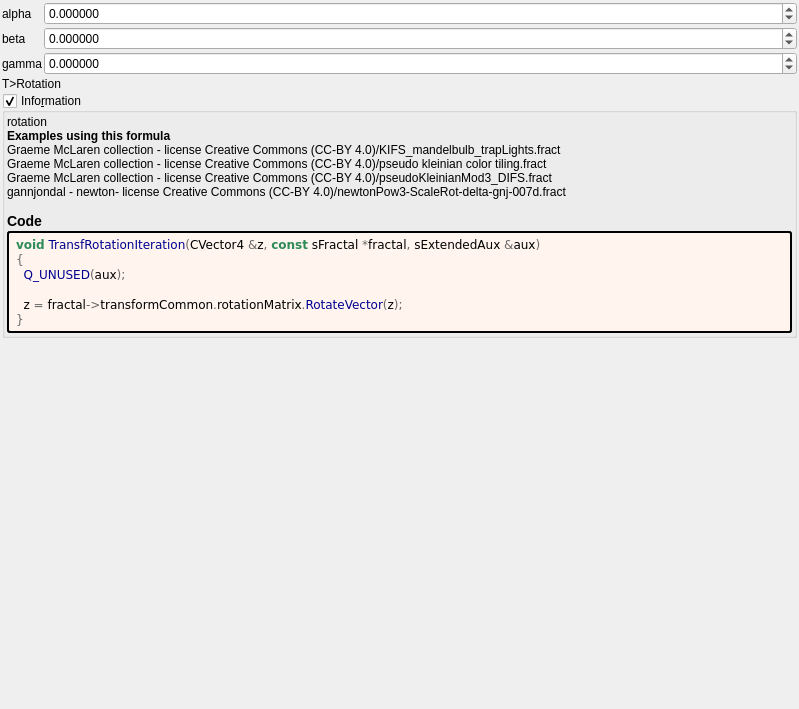
Old version of the form mandelbulber2/deploy/share/mandelbulber2/formula/ui/transf_rotation.ui in the repository irinox-ctrl/mandelbulber2.
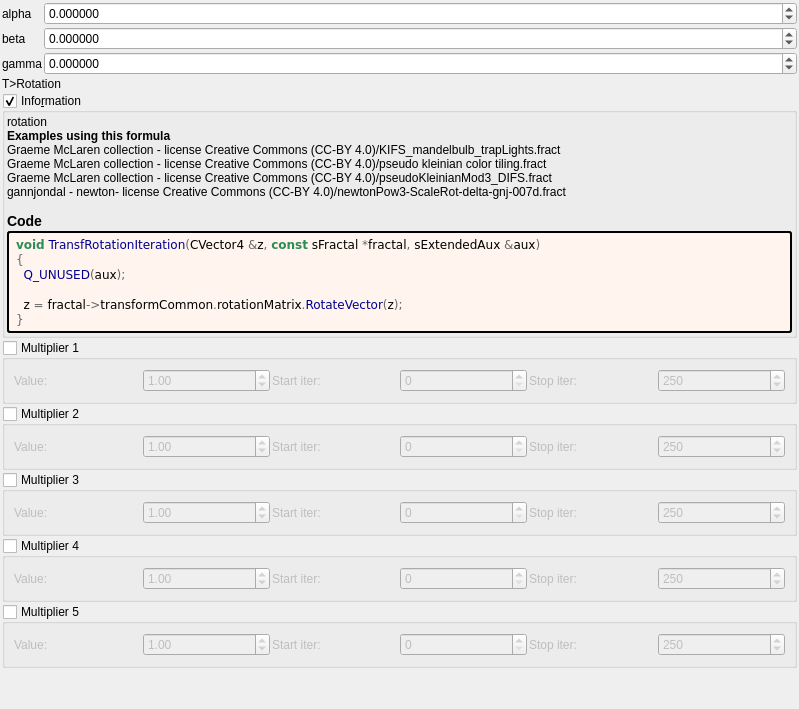
New version of the form. Custom widgets are drawn as their Qt base class.

Commit message:
feat: add 5 general-purpose multipliers to all 1007 fractal formulas
Each multiplier has:
- Checkbox (OFF by default)
- Value spinbox (default 1.0, range -100 to 100)
- Iteration start/stop range

Logic: z *= value; DE *= |value|;

Uses existing transformCommon parameters:
- Checkboxes: functionEnabledBx/By/Bz/Bw/CzFalse
- Values: scale4/5/6/8/16
- Ranges: startIterationsB-F/stopIterationsB-F

Modified 1007 .cpp (CPU), 1006 .cl (GPU), 1023 .ui files.
Both source (formula/) and deploy (deploy/share/) copies updated.

```diff
--- a/mandelbulber2/deploy/share/mandelbulber2/formula/ui/transf_rotation.ui
+++ b/mandelbulber2/deploy/share/mandelbulber2/formula/ui/transf_rotation.ui
@@ -223,6 +223,192 @@
      </layout>
     </widget>
    </item>
+   <item>
+    <widget class="MyGroupBox" name="groupCheck_transf_function_enabledBx_false">
+     <property name="title"><string>Multiplier 1</string></property>
+     <property name="checkable"><bool>true</bool></property>
+     <property name="checked"><bool>false</bool></property>
+     <layout class="QGridLayout" name="gridLayout_mult1">
+      <property name="spacing"><number>2</number></property>
+      <item row="0" column="0">
+       <widget class="QLabel"><property name="text"><string>Value:</string></property></widget>
+      </item>
+      <item row="0" column="1">
+       <widget class="MyDoubleSpinBox" name="spinbox_transf_scale_4">
+        <property name="minimum"><double>-100.0</double></property><property name="maximum"><double>100.0</double></property>
+        <property name="singleStep"><double>0.01</double></property><property name="value"><double>1.0</double></property>
+       </widget>
+      </item>
+      <item row="0" column="2">
+       <widget class="QLabel"><property name="text"><string>Start iter:</string></property></widget>
+      </item>
+      <item row="0" column="3">
+       <widget class="MySpinBox" name="spinboxInt_transf_start_iterations_B">
+        <property name="minimum"><number>0</number></property><property name="maximum"><number>10000</number></property>
+        <property name="value"><number>0</number></property>
+       </widget>
+      </item>
+      <item row="0" column="4">
+       <widget class="QLabel"><property name="text"><string>Stop iter:</string></property></widget>
+      </item>
+      <item row="0" column="5">
+       <widget class="MySpinBox" name="spinboxInt_transf_stop_iterations_B">
+        <property name="minimum"><number>0</number></property><property name="maximum"><number>10000</number></property>
+        <property name="value"><number>250</number></property>
+       </widget>
+      </item>
+     </layout>
+    </widget>
+   </item>
+   <item>
+    <widget class="MyGroupBox" name="groupCheck_transf_function_enabledBy_false">
+     <property name="title"><string>Multiplier 2</string></property>
+     <property name="checkable"><bool>true</bool></property>
+     <property name="checked"><bool>false</bool></property>
+     <layout class="QGridLayout" name="gridLayout_mult2">
+      <property name="spacing"><number>2</number></property>
+      <item row="0" column="0">
+       <widget class="QLabel"><property name="text"><string>Value:</string></property></widget>
+      </item>
+      <item row="0" column="1">
+       <widget class="MyDoubleSpinBox" name="spinbox_transf_scale_5">
+        <property name="minimum"><double>-100.0</double></property><property name="maximum"><double>100.0</double></property>
+        <property name="singleStep"><double>0.01</double></property><property name="value"><double>1.0</double></property>
+       </widget>
+      </item>
+      <item row="0" column="2">
+       <widget class="QLabel"><property name="text"><string>Start iter:</string></property></widget>
+      </item>
+      <item row="0" column="3">
+       <widget class="MySpinBox" name="spinboxInt_transf_start_iterations_C">
+        <property name="minimum"><number>0</number></property><property name="maximum"><number>10000</number></property>
+        <property name="value"><number>0</number></property>
+       </widget>
+      </item>
+      <item row="0" column="4">
+       <widget class="QLabel"><property name="text"><string>Stop iter:</string></property></widget>
+      </item>
+      <item row="0" column="5">
+       <widget class="MySpinBox" name="spinboxInt_transf_stop_iterations_C">
+        <property name="minimum"><number>0</number></property><property name="maximum"><number>10000</number></property>
+        <property name="value"><number>250</number></property>
+       </widget>
+      </item>
+     </layout>
+    </widget>
+   </item>
+   <item>
+    <widget class="MyGroupBox" name="groupCheck_transf_function_enabledBz_false">
+     <property name="title"><string>Multiplier 3</string></property>
+     <property name="checkable"><bool>true</bool></property>
+     <property name="checked"><bool>false</bool></property>
+     <layout class="QGridLayout" name="gridLayout_mult3">
+      <property name="spacing"><number>2</number></property>
+      <item row="0" column="0">
+       <widget class="QLabel"><property name="text"><string>Value:</string></property></widget>
+      </item>
+      <item row="0" column="1">
+       <widget class="MyDoubleSpinBox" name="spinbox_transf_scale_6">
+        <property name="minimum"><double>-100.0</double></property><property name="maximum"><double>100.0</double></property>
+        <property name="singleStep"><double>0.01</double></property><property name="value"><double>1.0</double></property>
+       </widget>
+      </item>
+      <item row="0" column="2">
+       <widget class="QLabel"><property name="text"><string>Start iter:</string></property></widget>
+      </item>
+      <item row="0" column="3">
+       <widget class="MySpinBox" name="spinboxInt_transf_start_iterations_D">
+        <property name="minimum"><number>0</number></property><property name="maximum"><number>10000</number></property>
+        <property name="value"><number>0</number></property>
+       </widget>
+      </item>
+      <item row="0" column="4">
+       <widget class="QLabel"><property name="text"><string>Stop iter:</string></property></widget>
+      </item>
+      <item row="0" column="5">
+       <widget class="MySpinBox" name="spinboxInt_transf_stop_iterations_D">
+        <property name="minimum"><number>0</number></property><property name="maximum"><number>10000</number></property>
+        <property name="value"><number>250</number></property>
+       </widget>
+      </item>
+     </layout>
+    </widget>
+   </item>
+   <item>
+    <widget class="MyGroupBox" name="groupCheck_transf_function_enabledBw_false">
+     <property name="title"><string>Multiplier 4</string></property>
+     <property name="checkable"><bool>true</bool></property>
+     <property name="checked"><bool>false</bool></property>
+     <layout class="QGridLayout" name="gridLayout_mult4">
+      <property name="spacing"><number>2</number></property>
+      <item row="0" column="0">
+       <widget class="QLabel"><property name="text"><string>Value:</string></property></widget>
+      </item>
+      <item row="0" column="1">
+       <widget class="MyDoubleSpinBox" name="spinbox_transf_scale_8">
+        <property name="minimum"><double>-100.0</double></property><property name="maximum"><double>100.0</double></property>
+        <property name="singleStep"><double>0.01</double></property><property name="value"><double>1.0</double></property>
+       </widget>
+      </item>
+      <item row="0" column="2">
+       <widget class="QLabel"><property name="text"><string>Start iter:</string></property></widget>
+      </item>
+      <item row="0" column="3">
+       <widget class="MySpinBox" name="spinboxInt_transf_start_iterations_E">
+        <property name="minimum"><number>0</number></property><property name="maximum"><number>10000</number></property>
+        <property name="value"><number>0</number></property>
+       </widget>
+      </item>
+      <item row="0" column="4">
+       <widget class="QLabel"><property name="text"><string>Stop iter:</string></property></widget>
+      </item>
+      <item row="0" column="5">
+       <widget class="MySpinBox" name="spinboxInt_transf_stop_iterations_E">
+        <property name="minimum"><number>0</number></property><property name="maximum"><number>10000</number></property>
+        <property name="value"><number>250</number></property>
+       </widget>
+      </item>
+     </layout>
+    </widget>
+   </item>
+   <item>
+    <widget class="MyGroupBox" name="groupCheck_transf_function_enabledCz_false">
+     <property name="title"><string>Multiplier 5</string></property>
+     <property name="checkable"><bool>true</bool></property>
+     <property name="checked"><bool>false</bool></property>
+     <layout class="QGridLayout" name="gridLayout_mult5">
+      <property name="spacing"><number>2</number></property>
+      <item row="0" column="0">
+       <widget class="QLabel"><property name="text"><string>Value:</string></property></widget>
+      </item>
+      <item row="0" column="1">
+       <widget class="MyDoubleSpinBox" name="spinbox_transf_scale_16">
+        <property name="minimum"><double>-100.0</double></property><property name="maximum"><double>100.0</double></property>
+        <property name="singleStep"><double>0.01</double></property><property name="value"><double>1.0</double></property>
+       </widget>
+      </item>
+      <item row="0" column="2">
+       <widget class="QLabel"><property name="text"><string>Start iter:</string></property></widget>
+      </item>
+      <item row="0" column="3">
+       <widget class="MySpinBox" name="spinboxInt_transf_start_iterations_F">
+        <property name="minimum"><number>0</number></property><property name="maximum"><number>10000</number></property>
+        <property name="value"><number>0</number></property>
+       </widget>
+      </item>
+      <item row="0" column="4">
+       <widget class="QLabel"><property name="text"><string>Stop iter:</string></property></widget>
+      </item>
+      <item row="0" column="5">
+       <widget class="MySpinBox" name="spinboxInt_transf_stop_iterations_F">
+        <property name="minimum"><number>0</number></property><property name="maximum"><number>10000</number></property>
+        <property name="value"><number>250</number></property>
+       </widget>
+      </item>
+     </layout>
+    </widget>
+   </item>
+
    <item>
     <spacer name="verticalSpacer">
      <property name="orientation">
@@ -250,6 +436,11 @@
    <extends>QDoubleSpinBox</extends>
    <header>my_double_spin_box.h</header>
   </customwidget>
+   <customwidget>
+   <class>MySpinBox</class>
+   <extends>QSpinBox</extends>
+   <header>my_spin_box.h</header>
+  </customwidget>
  </customwidgets>
  <tabstops>
   <tabstop>spinboxd3_transf_rotation_y</tabstop>
```
The commit also changes 3972 other files.
